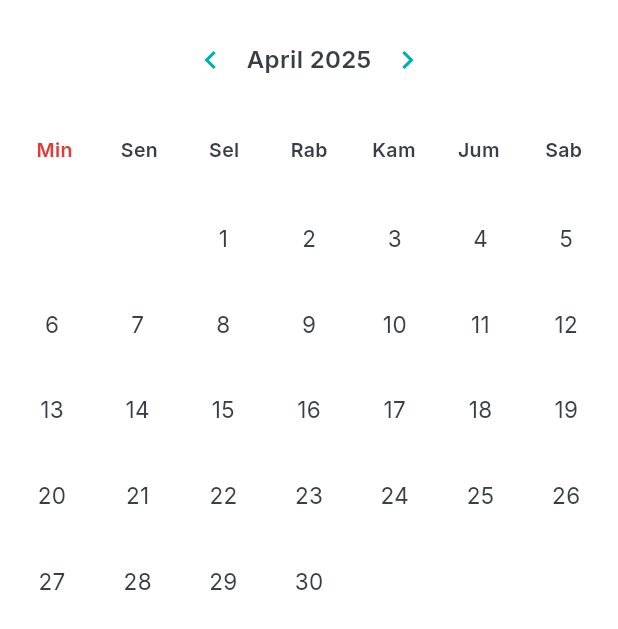
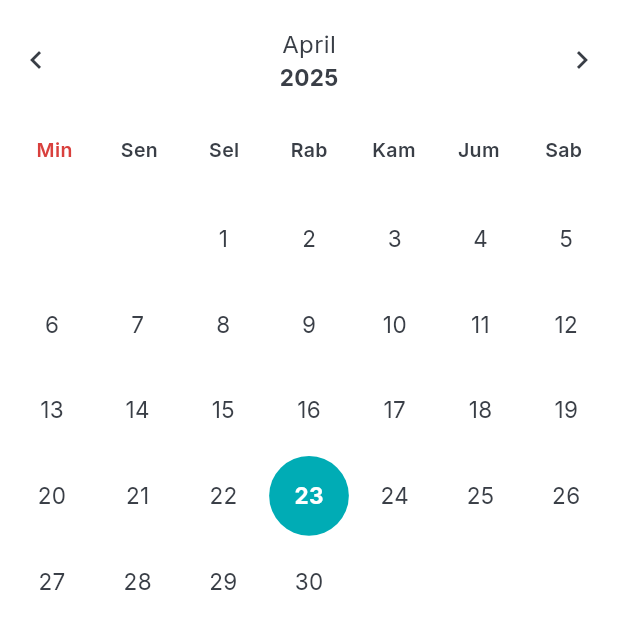
Before and after one commit to hidiyitis/portal-pegawai-app, a Flutter app: the CalendarHeader widget shown alone on an empty page, opened directly, on a phone screen of 412 x 824 dp. Shown: the top 629 px of the screen. Run offline on Flutter 3.47's test engine with Material 3 defaults, Android fonts, the phone set to English and light mode, and no system bars; our stand-ins replace bloc, cached_network_image, dio, equatable, flutter_bloc, geolocator and 4 more; accounts and stored records are empty; network calls fail.

Commit message:
fix: adjust color theme and logout issue

```diff
--- a/lib/core/configs/theme/app_theme.dart
+++ b/lib/core/configs/theme/app_theme.dart
@@ -52,5 +52,62 @@ class AppTheme {
     progressIndicatorTheme: ProgressIndicatorThemeData(
       color: AppColors.primary,
     ),
+    datePickerTheme: DatePickerThemeData(
+      backgroundColor: Colors.white,
+      headerBackgroundColor: AppColors.primary,
+      headerForegroundColor: Colors.white,
+      dayBackgroundColor: WidgetStateColor.resolveWith((states) {
+        return states.contains(WidgetState.selected)
+            ? AppColors.primary
+            : Colors.white;
+      }),
+      todayBackgroundColor: WidgetStateColor.resolveWith((states) {
+        return states.contains(WidgetState.selected)
+            ? AppColors.primary
+            : Colors.white;
+      }),
+      dayStyle: TextStyle(color: AppColors.onPrimary),
+      yearStyle: TextStyle(color: AppColors.onPrimary),
+      weekdayStyle: TextStyle(color: AppColors.onPrimary),
+      dividerColor: AppColors.primary,
+      cancelButtonStyle: TextButton.styleFrom(
+        foregroundColor: AppColors.primary,
+      ),
+      confirmButtonStyle: TextButton.styleFrom(
+        foregroundColor: AppColors.primary,
+      ),
+    ),
+    timePickerTheme: TimePickerThemeData(
+      backgroundColor: Colors.white,
+      hourMinuteColor: WidgetStateColor.resolveWith((states) {
+        return states.contains(WidgetState.selected)
+            ? AppColors.primary
+            : Colors.white;
+      }),
+      hourMinuteTextColor: WidgetStateColor.resolveWith((states) {
+        return states.contains(WidgetState.selected)
+            ? Colors.white
+            : AppColors.onPrimary;
+      }),
+      dayPeriodColor: WidgetStateColor.resolveWith((states) {
+        return states.contains(WidgetState.selected)
+            ? AppColors.primary
+            : Colors.white;
+      }),
+      dayPeriodTextColor: WidgetStateColor.resolveWith((states) {
+        return states.contains(WidgetState.selected)
+            ? Colors.white
+            : AppColors.onPrimary;
+      }),
+      dialHandColor: AppColors.primary,
+      dialBackgroundColor: Colors.white,
+      entryModeIconColor: AppColors.primary,
+      cancelButtonStyle: TextButton.styleFrom(
+        foregroundColor: AppColors.primary,
+      ),
+      confirmButtonStyle: TextButton.styleFrom(
+        foregroundColor: AppColors.primary,
+      ),
+    ),
   );
 }
--- a/lib/presentation/home/widgets/header_calendar.dart
+++ b/lib/presentation/home/widgets/header_calendar.dart
@@ -23,6 +23,12 @@ class _CalendarHeaderState extends State<CalendarHeader> {
     'Jum',
     'Sab',
   ];
+  @override
+  void initState() {
+    // TODO: implement initState
+    super.initState();
+    _selectedDate = DateTime.now();
+  }
 
   @override
   Widget build(BuildContext context) {
@@ -84,7 +90,7 @@ class _CalendarHeaderState extends State<CalendarHeader> {
       children: [
         const SizedBox(height: 16),
         Row(
-          mainAxisAlignment: MainAxisAlignment.center,
+          mainAxisAlignment: MainAxisAlignment.spaceBetween,
           children: [
             IconButton(
               onPressed: () {
@@ -95,15 +101,26 @@ class _CalendarHeaderState extends State<CalendarHeader> {
                   );
                 });
               },
-              icon: const Icon(Icons.chevron_left, color: AppColors.primary),
+              icon: const Icon(Icons.chevron_left, color: AppColors.onPrimary),
             ),
-            Text(
-              DateFormat.yMMMM('id_ID').format(_focusedMonth),
-              style: TextStyle(
-                fontSize: AppTextSize.bodyLarge,
-                fontWeight: FontWeight.w600,
-                color: AppColors.onPrimary,
-              ),
+            Column(
+              children: [
+                Text(
+                  DateFormat.MMMM('id_ID').format(_focusedMonth),
+                  style: TextStyle(
+                    fontSize: AppTextSize.bodyLarge,
+                    color: AppColors.onPrimary,
+                  ),
+                ),
+                Text(
+                  DateFormat.y('id_ID').format(_focusedMonth),
+                  style: TextStyle(
+                    fontSize: AppTextSize.bodyMedium,
+                    fontWeight: FontWeight.bold,
+                    color: AppColors.onPrimary,
+                  ),
+                ),
+              ],
             ),
             IconButton(
               onPressed: () {
@@ -114,7 +131,7 @@ class _CalendarHeaderState extends State<CalendarHeader> {
                   );
                 });
               },
-              icon: const Icon(Icons.chevron_right, color: AppColors.primary),
+              icon: const Icon(Icons.chevron_right, color: AppColors.onPrimary),
             ),
           ],
         ),
--- a/lib/presentation/login/bloc/auth_bloc.dart
+++ b/lib/presentation/login/bloc/auth_bloc.dart
@@ -43,6 +43,10 @@ class AuthBloc extends Bloc<AuthEvent, AuthState> {
     try {
       // final auth = await authRepository.login(event.nip, event.password);
       // await authRepository.cacheAuthData(auth);
+      if (event.nip != event.password) {
+        emit(AuthUnauthenticated('NIP dan Password tidak seseuai'));
+        return;
+      }
       emit(AuthAuthenticated());
     } catch (e) {
       emit(AuthUnauthenticated(e.toString()));
```
Also changed, not shown: lib/presentation/home/pages/calendar/calendar.dart (+21 -11 lines), lib/presentation/home/widgets/agenda_tile.dart (+4 -5 lines), lib/presentation/profile/pages/profile.dart (+15 -0 lines), lib/presentation/setting/pages/setting.dart (+10 -9 lines).
